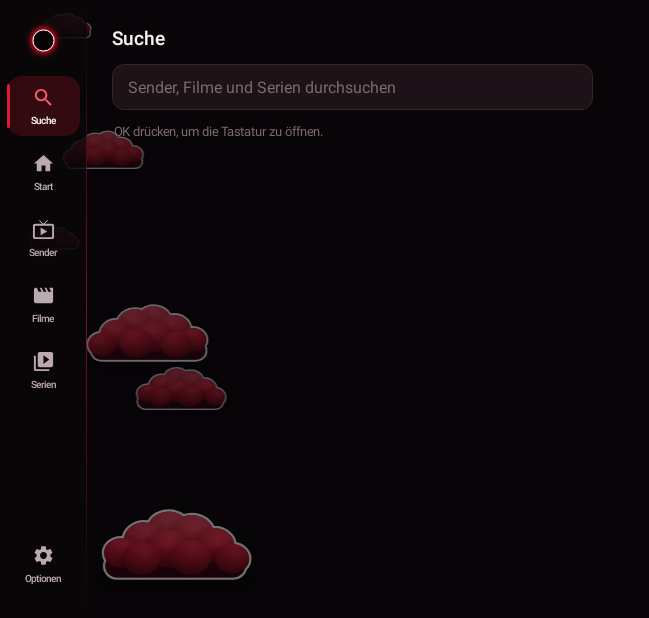
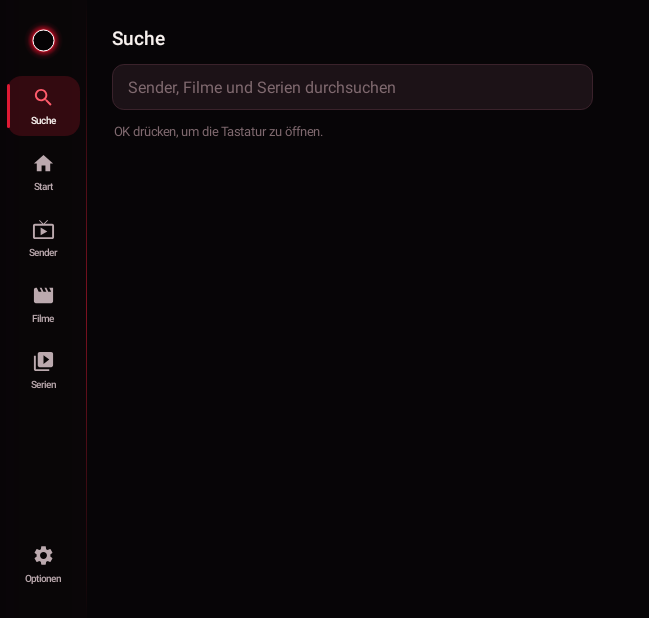
Before and after one commit to BradonjaDev/eclipse-iptv, an Android app: the MainActivity screen opened directly, with no data from a screen before it, after a tap on "Suche", on a phone screen of 824 x 412 dp (held sideways). Shown: the whole screen, without its empty margins (0-649 px from the left). Run offline under Robolectric (Android 15) with nearby library versions, the phone set to English and light mode, and no system bars; pictures from the network do not load; 3 other taps on this screen came first.

Commit message:
Wolken entfernt (Startseite, Hintergrund); durchsichtige Oberflaechen-Aufnahmen fuer die Vorschau
Co-Authored-By: Claude Opus 5.5 <noreply@anthropic.com>

```diff
--- a/app/src/main/java/de/eclipseiptv/MainActivity.java
+++ b/app/src/main/java/de/eclipseiptv/MainActivity.java
@@ -67,10 +67,12 @@ public final class MainActivity extends Activity implements Host, Sync.Listener
         prefs = new Prefs(this);
 
         FrameLayout root = new FrameLayout(this);
-        root.setBackground(backdrop(this));
-        View scenery = "clouds".equals(de.eclipseiptv.ui.Design.scenery) ? Clouds.background(this)
-                : new de.eclipseiptv.ui.Scenery(this, de.eclipseiptv.ui.Design.scenery);
-        root.addView(scenery, new FrameLayout.LayoutParams(ViewGroup.LayoutParams.MATCH_PARENT, ViewGroup.LayoutParams.MATCH_PARENT));
+        if (!de.eclipseiptv.ui.Design.previewTransparent) root.setBackground(backdrop(this));
+        String motif = de.eclipseiptv.ui.Design.scenery;
+        if (!de.eclipseiptv.ui.Design.previewTransparent && !"none".equals(motif)) {
+            View scenery = "clouds".equals(motif) ? Clouds.background(this) : new de.eclipseiptv.ui.Scenery(this, motif);
+            root.addView(scenery, new FrameLayout.LayoutParams(ViewGroup.LayoutParams.MATCH_PARENT, ViewGroup.LayoutParams.MATCH_PARENT));
+        }
         LinearLayout row = new LinearLayout(this);
         row.setOrientation(LinearLayout.HORIZONTAL);
         rail = new Rail(this);
--- a/app/src/main/java/de/eclipseiptv/ui/Design.java
+++ b/app/src/main/java/de/eclipseiptv/ui/Design.java
@@ -17,7 +17,9 @@ public final class Design {
     public static boolean rowBacking = false;
 
     /** Motiv im Hintergrund: "clouds" (ziehende Wolken) oder eines aus Scenery. */
-    public static String scenery = "clouds";
+    public static String scenery = "none";
+    /** Nur fuer die Vorschau: Oberflaeche ohne Hintergrund fotografieren (durchsichtig). */
+    public static boolean previewTransparent = false;
 
     /** Wolken im Hintergrund: Bahn (y), Hoehe, Tempo (Einheiten/s), Deckkraft, Startpunkt 0..1. */
     public static float[][] sky = {
--- a/app/src/main/java/de/eclipseiptv/ui/HomeView.java
+++ b/app/src/main/java/de/eclipseiptv/ui/HomeView.java
@@ -38,12 +38,7 @@ public final class HomeView extends FrameLayout implements Section {
         // Kopf: grosse Finsternis mit Wolken davor, daneben der Name, rechts die Uhr
         FrameLayout hero = new FrameLayout(c);
         hero.setClipChildren(false);
-        View back = new Clouds.CloudView(c, true).drift(15000, 6, 2);
-        back.setAlpha(0.85f);
-        hero.addView(back, at(Ui.dp(10), Ui.dp(14), Ui.dp(26 * Clouds.RATIO), Clouds.CloudView.viewHeight(Ui.dp(26))));
         hero.addView(new EclipseView(c), at(Ui.dp(16), Ui.dp(14), Ui.dp(104), Ui.dp(104)));
-        View front = new Clouds.CloudView(c, false).drift(12000, 7, 2);
-        hero.addView(front, at(Ui.dp(52), Ui.dp(80), Ui.dp(38 * Clouds.RATIO), Clouds.CloudView.viewHeight(Ui.dp(38))));
 
         LinearLayout names = new LinearLayout(c);
         names.setOrientation(LinearLayout.VERTICAL);
```
Also changed, not shown: 1 other file.
